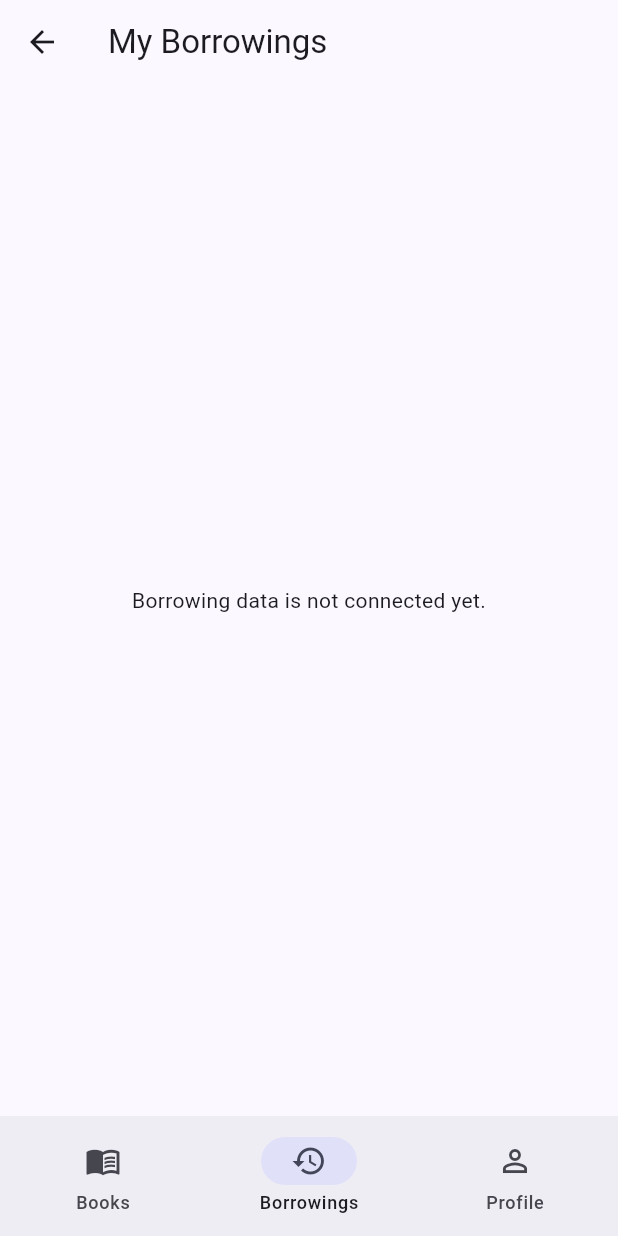
After one commit to dulaing/library_mobile, a Flutter app: the MemberNavigationShell screen opened directly, item 2 of the bottom bar chosen, on a phone screen of 412 x 824 dp. The commit adds this screen. Run offline on Flutter 3.47's test engine with Material 3 defaults, Android fonts, the phone set to English and light mode, and no system bars; our stand-ins replace flutter_riverpod, fpdart, riverpod_annotation; generated files the repository leaves out were written again.

Commit message:
feat: add member navigation

```diff
--- /dev/null
+++ b/lib/core/router/member_navigation_shell.dart
@@ -0,0 +1,61 @@
+import 'package:flutter/material.dart';
+
+import '../../features/book/presentation/screens/books_screen.dart';
+import '../../features/borrowing/presentation/screens/my_borrowings_screen.dart';
+import '../../features/member/presentation/screens/member_profile_screen.dart';
+
+class MemberNavigationShell extends StatefulWidget {
+  const MemberNavigationShell({super.key});
+
+  @override
+  State<MemberNavigationShell> createState() {
+    return _MemberNavigationShellState();
+  }
+}
+
+class _MemberNavigationShellState extends State<MemberNavigationShell> {
+  int selectedIndex = 0;
+
+  final pages = const <Widget>[
+    BooksScreen(),
+    MyBorrowingsScreen(),
+    MemberProfileScreen(),
+  ];
+
+  void selectPage(int index) {
+    setState(() {
+      selectedIndex = index;
+    });
+  }
+
+  @override
+  Widget build(BuildContext context) {
+    return Scaffold(
+      body: IndexedStack(
+        index: selectedIndex,
+        children: pages,
+      ),
+      bottomNavigationBar: NavigationBar(
+        selectedIndex: selectedIndex,
+        onDestinationSelected: selectPage,
+        destinations: const [
+          NavigationDestination(
+            icon: Icon(Icons.menu_book_outlined),
+            selectedIcon: Icon(Icons.menu_book),
+            label: 'Books',
+          ),
+          NavigationDestination(
+            icon: Icon(Icons.history_outlined),
+            selectedIcon: Icon(Icons.history),
+            label: 'Borrowings',
+          ),
+          NavigationDestination(
+            icon: Icon(Icons.person_outline),
+            selectedIcon: Icon(Icons.person),
+            label: 'Profile',
+          ),
+        ],
+      ),
+    );
+  }
+}
--- a/lib/features/auth/presentation/screens/login_screen.dart
+++ b/lib/features/auth/presentation/screens/login_screen.dart
@@ -1,6 +1,6 @@
 import 'package:flutter/material.dart';
 
-import '../../../book/presentation/screens/books_screen.dart';
+import '../../../../core/router/member_navigation_shell.dart';
 import 'register_screen.dart';
 
 class LoginScreen extends StatefulWidget {
@@ -37,7 +37,7 @@ class _LoginScreenState extends State<LoginScreen> {
     Navigator.of(context).pushReplacement(
       MaterialPageRoute(
         builder: (context) {
-          return const BooksScreen();
+          return const MemberNavigationShell();
         },
       ),
     );
--- /dev/null
+++ b/lib/features/borrowing/presentation/screens/my_borrowings_screen.dart
@@ -0,0 +1,23 @@
+import 'package:flutter/material.dart';
+
+class MyBorrowingsScreen extends StatelessWidget {
+  const MyBorrowingsScreen({super.key});
+
+  @override
+  Widget build(BuildContext context) {
+    return Scaffold(
+      appBar: AppBar(
+        title: const Text('My Borrowings'),
+      ),
+      body: const Center(
+        child: Padding(
+          padding: EdgeInsets.all(24),
+          child: Text(
+            'Borrowing data is not connected yet.',
+            textAlign: TextAlign.center,
+          ),
+        ),
+      ),
+    );
+  }
+}
--- /dev/null
+++ b/lib/features/member/presentation/screens/member_profile_screen.dart
@@ -0,0 +1,23 @@
+import 'package:flutter/material.dart';
+
+class MemberProfileScreen extends StatelessWidget {
+  const MemberProfileScreen({super.key});
+
+  @override
+  Widget build(BuildContext context) {
+    return Scaffold(
+      appBar: AppBar(
+        title: const Text('My Profile'),
+      ),
+      body: const Center(
+        child: Padding(
+          padding: EdgeInsets.all(24),
+          child: Text(
+            'Member profile data is not connected yet.',
+            textAlign: TextAlign.center,
+          ),
+        ),
+      ),
+    );
+  }
+}
```
